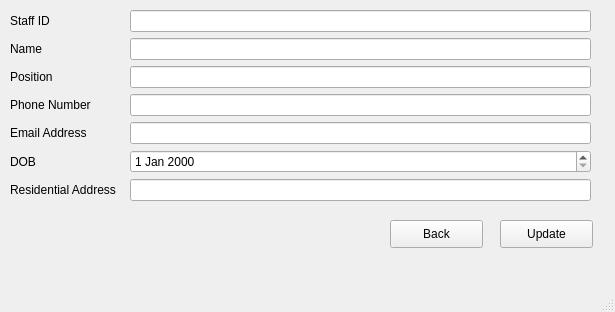
This is ui_files/StaffUpdate.ui in TahaZahid05/Restaurant-Managment-System as Qt 5 draws it before an edit. The edited form follows.
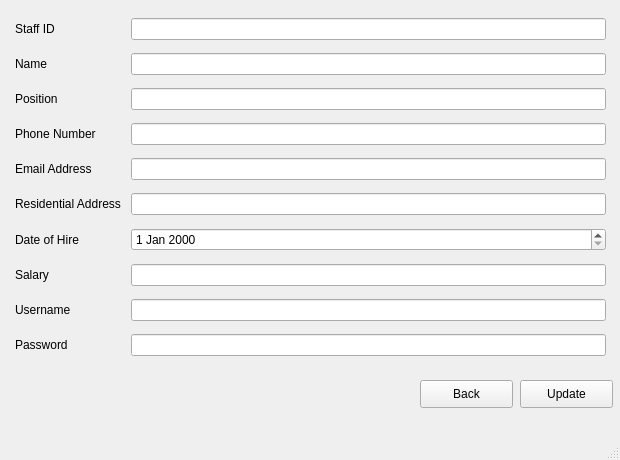
This is the edited form.

Commit message: Staff management done

Diff of the .ui file:
```diff
--- a/ui_files/StaffUpdate.ui
+++ b/ui_files/StaffUpdate.ui
@@ -6,10 +6,16 @@
    <rect>
     <x>0</x>
     <y>0</y>
-    <width>615</width>
-    <height>312</height>
+    <width>620</width>
+    <height>460</height>
    </rect>
   </property>
+  <property name="sizePolicy">
+   <sizepolicy hsizetype="Fixed" vsizetype="Fixed">
+    <horstretch>0</horstretch>
+    <verstretch>0</verstretch>
+   </sizepolicy>
+  </property>
   <property name="windowTitle">
    <string>Update Staff</string>
   </property>
@@ -17,8 +23,8 @@
    <widget class="QPushButton" name="updateStaffButton">
     <property name="geometry">
      <rect>
-      <x>500</x>
-      <y>220</y>
+      <x>520</x>
+      <y>380</y>
       <width>93</width>
       <height>28</height>
      </rect>
@@ -32,32 +38,68 @@
      <rect>
       <x>10</x>
       <y>10</y>
-      <width>581</width>
-      <height>198</height>
+      <width>601</width>
+      <height>361</height>
      </rect>
     </property>
-    <layout class="QGridLayout" name="gridLayout" rowstretch="0,0,0,0,0,0,0" columnstretch="0,0">
+    <layout class="QGridLayout" name="gridLayout" rowstretch="0,0,0,0,0,0,0,0,0,0" columnstretch="0,0">
+     <property name="leftMargin">
+      <number>5</number>
+     </property>
+     <property name="rightMargin">
+      <number>5</number>
+     </property>
      <property name="horizontalSpacing">
-      <number>14</number>
+      <number>10</number>
      </property>
+     <property name="verticalSpacing">
+      <number>5</number>
+     </property>
+     <item row="8" column="1">
+      <widget class="QLineEdit" name="lineEdit_8"/>
+     </item>
+     <item row="0" column="0">
+      <widget class="QLabel" name="label_7">
+       <property name="text">
+        <string>Staff ID</string>
+       </property>
+      </widget>
+     </item>
+     <item row="0" column="1">
+      <widget class="QLineEdit" name="lineEdit_7"/>
+     </item>
      <item row="5" column="1">
-      <widget class="QDateEdit" name="dateEdit"/>
+      <widget class="QLineEdit" name="lineEdit"/>
      </item>
      <item row="5" column="0">
+      <widget class="QLabel" name="label_2">
+       <property name="text">
+        <string>Residential Address</string>
+       </property>
+      </widget>
+     </item>
+     <item row="7" column="1">
+      <widget class="QLineEdit" name="lineEdit_2"/>
+     </item>
+     <item row="6" column="1">
+      <widget class="QDateEdit" name="dateEdit"/>
+     </item>
+     <item row="6" column="0">
       <widget class="QLabel" name="label">
        <property name="text">
-        <string>DOB</string>
+        <string>Date of Hire</string>
+       </property>
+      </widget>
+     </item>
+     <item row="7" column="0">
+      <widget class="QLabel" name="label_3">
+       <property name="text">
+        <string>Salary</string>
        </property>
       </widget>
      </item>
      <item row="2" column="1">
-      <widget class="QLineEdit" name="emailAddress"/>
-     </item>
-     <item row="1" column="1">
-      <widget class="QLineEdit" name="userName"/>
-     </item>
-     <item row="3" column="1">
-      <widget class="QLineEdit" name="lineEdit_5"/>
+      <widget class="QLineEdit" name="lineEdit_4"/>
      </item>
      <item row="1" column="0">
       <widget class="QLabel" name="label_5">
@@ -66,6 +108,19 @@
        </property>
       </widget>
      </item>
+     <item row="1" column="1">
+      <widget class="QLineEdit" name="lineEdit_3"/>
+     </item>
+     <item row="3" column="1">
+      <widget class="QLineEdit" name="lineEdit_5"/>
+     </item>
+     <item row="3" column="0">
+      <widget class="QLabel" name="label_9">
+       <property name="text">
+        <string>Phone Number</string>
+       </property>
+      </widget>
+     </item>
      <item row="2" column="0">
       <widget class="QLabel" name="label_6">
        <property name="text">
@@ -76,23 +131,6 @@
      <item row="4" column="1">
       <widget class="QLineEdit" name="lineEdit_6"/>
      </item>
-     <item row="3" column="0">
-      <widget class="QLabel" name="label_9">
-       <property name="text">
-        <string>Phone Number</string>
-       </property>
-      </widget>
-     </item>
-     <item row="0" column="1">
-      <widget class="QLineEdit" name="lineEdit_7"/>
-     </item>
-     <item row="0" column="0">
-      <widget class="QLabel" name="label_7">
-       <property name="text">
-        <string>Staff ID</string>
-       </property>
-      </widget>
-     </item>
      <item row="4" column="0">
       <widget class="QLabel" name="label_8">
        <property name="text">
@@ -100,23 +138,30 @@
        </property>
       </widget>
      </item>
-     <item row="6" column="0">
-      <widget class="QLabel" name="label_2">
+     <item row="8" column="0">
+      <widget class="QLabel" name="label_4">
        <property name="text">
-        <string>Residential Address</string>
+        <string>Username</string>
        </property>
       </widget>
      </item>
-     <item row="6" column="1">
-      <widget class="QLineEdit" name="lineEdit"/>
+     <item row="9" column="1">
+      <widget class="QLineEdit" name="lineEdit_9"/>
+     </item>
+     <item row="9" column="0">
+      <widget class="QLabel" name="label_10">
+       <property name="text">
+        <string>Password</string>
+       </property>
+      </widget>
      </item>
     </layout>
    </widget>
    <widget class="QPushButton" name="backButton">
     <property name="geometry">
      <rect>
-      <x>390</x>
-      <y>220</y>
+      <x>420</x>
+      <y>380</y>
       <width>93</width>
       <height>28</height>
      </rect>
```
Left out of the diff: 4 changed lines with no effect on the pictures. The commit also changes 3 other files.
